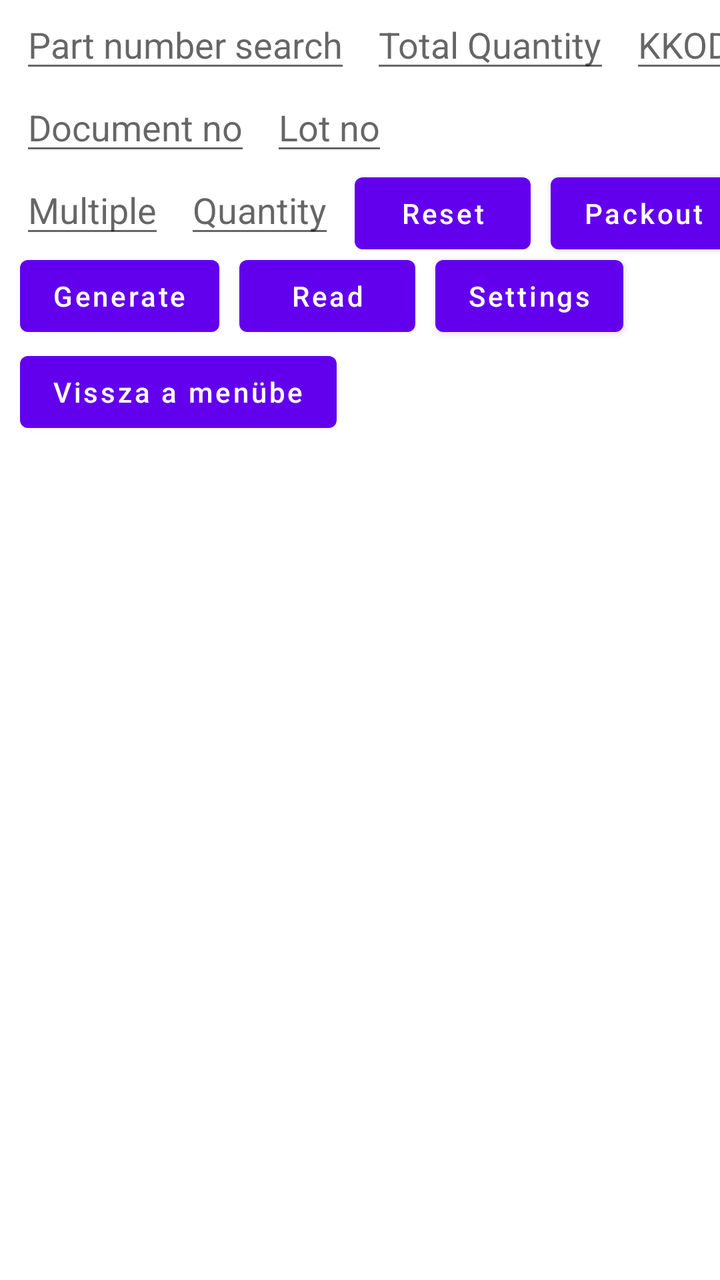
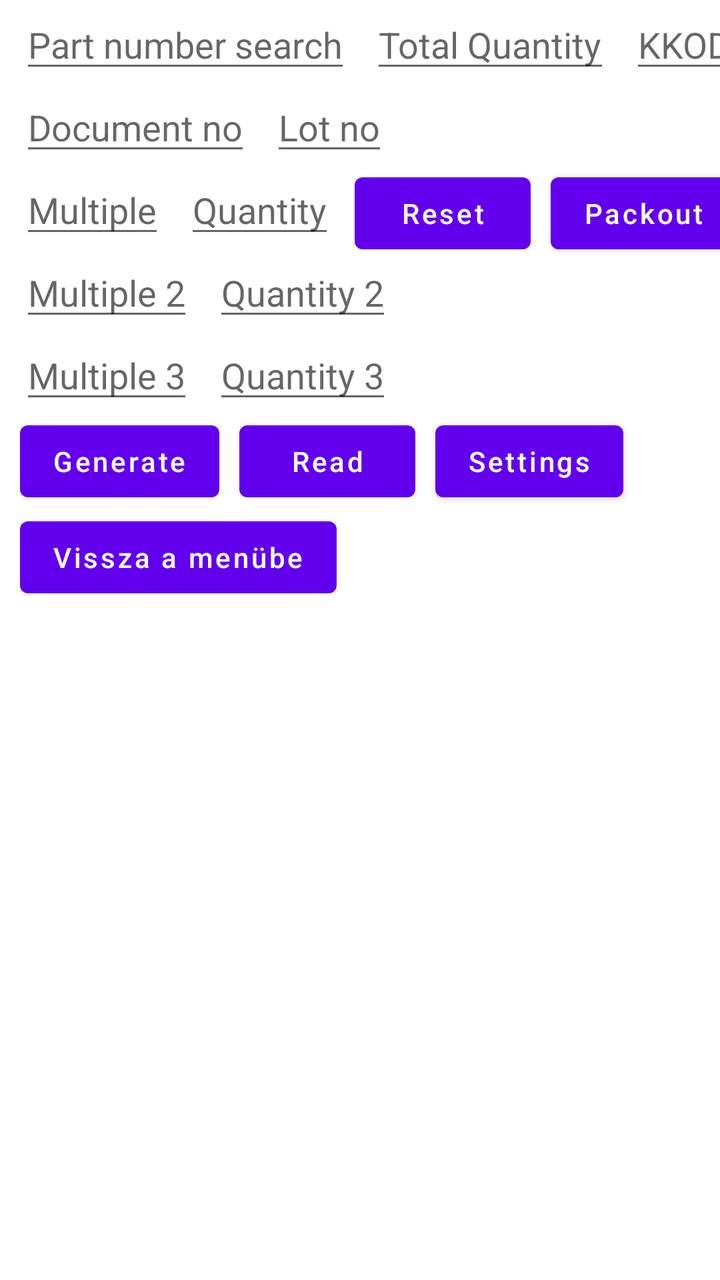

Before-and-after screenshots of an Android layout around one commit, followed by the original layout XML and the change that was made.
<!-- AndroidManifest.xml: application theme Theme.QrPrint -->
<!-- res/layout/fragment_qr_code.xml -->
<?xml version="1.0" encoding="utf-8"?>
<androidx.constraintlayout.widget.ConstraintLayout xmlns:android="http://schemas.android.com/apk/res/android"
    xmlns:app="http://schemas.android.com/apk/res-auto"
    xmlns:tools="http://schemas.android.com/tools"
    android:layout_width="match_parent"
    android:layout_height="match_parent"
    tools:context=".ui.qrcode.QrCodeFragment">

    <AutoCompleteTextView
        android:id="@+id/partnumberText"
        android:layout_width="wrap_content"
        android:layout_height="wrap_content"
        android:layout_marginHorizontal="10dp"
        android:hint="Part number search"
        android:imeOptions="flagNoExtractUi"
        app:layout_constraintStart_toStartOf="parent"
        app:layout_constraintTop_toTopOf="parent" />

    <EditText
        android:id="@+id/totalQuantityText"
        android:layout_width="wrap_content"
        android:layout_height="wrap_content"
        android:layout_marginHorizontal="10dp"
        android:hint="Total Quantity"
        android:imeOptions="flagNoExtractUi"
        android:inputType="number"
        app:layout_constraintBaseline_toBaselineOf="@id/partnumberText"
        app:layout_constraintStart_toEndOf="@id/partnumberText" />

    <EditText
        android:id="@+id/kkodText"
        android:layout_width="wrap_content"
        android:layout_height="wrap_content"
        android:layout_marginHorizontal="10dp"
        android:hint="KKOD"
        android:imeOptions="flagNoExtractUi"
        app:layout_constraintBaseline_toBaselineOf="@id/partnumberText"
        app:layout_constraintStart_toEndOf="@id/totalQuantityText" />

    <EditText
        android:id="@+id/documentText"
        android:layout_width="wrap_content"
        android:layout_height="wrap_content"
        android:layout_marginHorizontal="10dp"
        android:hint="Document no"
        android:imeOptions="flagNoExtractUi"
        app:layout_constraintStart_toStartOf="parent"
        app:layout_constraintTop_toBottomOf="@id/partnumberText" />

    <EditText
        android:id="@+id/lotText"
        android:layout_width="wrap_content"
        android:layout_height="wrap_content"
        android:layout_marginHorizontal="10dp"
        android:hint="Lot no"
        android:imeOptions="flagNoExtractUi"
        app:layout_constraintBaseline_toBaselineOf="@id/documentText"
        app:layout_constraintStart_toEndOf="@id/documentText" />

    <EditText
        android:id="@+id/multipleText"
        android:layout_width="wrap_content"
        android:layout_height="wrap_content"
        android:layout_marginHorizontal="10dp"
        android:hint="Multiple"
        android:imeOptions="flagNoExtractUi"
        android:inputType="number"
        app:layout_constraintStart_toStartOf="parent"
        app:layout_constraintTop_toBottomOf="@id/documentText" />

    <EditText
        android:id="@+id/quantityText"
        android:layout_width="wrap_content"
        android:layout_height="wrap_content"
        android:layout_marginHorizontal="10dp"
        android:hint="Quantity"
        android:imeOptions="flagNoExtractUi"
        android:inputType="number"
        app:layout_constraintBaseline_toBaselineOf="@id/multipleText"
        app:layout_constraintStart_toEndOf="@id/multipleText" />

    <Button
        android:id="@+id/resetBtn"
        android:layout_width="wrap_content"
        android:layout_height="wrap_content"
        android:layout_marginHorizontal="10dp"
        android:text="Reset"
        app:layout_constraintBaseline_toBaselineOf="@id/multipleText"
        app:layout_constraintStart_toEndOf="@id/quantityText" />

    <Button
        android:id="@+id/packoutBtn"
        android:layout_width="wrap_content"
        android:layout_height="wrap_content"
        android:layout_marginHorizontal="10dp"
        android:text="Packout"
        app:layout_constraintBaseline_toBaselineOf="@id/multipleText"
        app:layout_constraintStart_toEndOf="@id/resetBtn" />

    <Button
        android:id="@+id/generateBtn"
        android:layout_width="wrap_content"
        android:layout_height="wrap_content"
        android:layout_marginHorizontal="10dp"
        android:text="Generate"
        app:layout_constraintStart_toStartOf="parent"
        app:layout_constraintTop_toBottomOf="@id/multipleText" />

    <Button
        android:id="@+id/readBtn"
        android:layout_width="wrap_content"
        android:layout_height="wrap_content"
        android:layout_marginHorizontal="10dp"
        android:text="Read"
        app:layout_constraintBaseline_toBaselineOf="@id/generateBtn"
        app:layout_constraintStart_toEndOf="@id/generateBtn" />

    <Button
        android:id="@+id/settingsBtn"
        android:layout_width="wrap_content"
        android:layout_height="wrap_content"
        android:layout_marginHorizontal="10dp"
        android:text="Settings"
        app:layout_constraintBaseline_toBaselineOf="@id/generateBtn"
        app:layout_constraintStart_toEndOf="@id/readBtn" />

    <ProgressBar
        android:id="@+id/progress"
        android:layout_width="wrap_content"
        android:layout_height="wrap_content"
        android:layout_marginHorizontal="10dp"
        android:visibility="invisible"
        app:layout_constraintBottom_toBottomOf="@id/settingsBtn"
        app:layout_constraintStart_toEndOf="@id/settingsBtn"
        app:layout_constraintTop_toTopOf="@id/settingsBtn" />

    <Button
        android:id="@+id/backToMenuButton"
        android:layout_width="wrap_content"
        android:layout_height="wrap_content"
        android:layout_marginHorizontal="10dp"
        android:text="Vissza a menübe"
        app:layout_constraintStart_toStartOf="parent"
        app:layout_constraintTop_toBottomOf="@id/generateBtn" />
</androidx.constraintlayout.widget.ConstraintLayout>
<!-- resources referenced by this layout -->
<resources>
  <style name="Theme.QrPrint" parent="Theme.MaterialComponents.DayNight.DarkActionBar">
          
          <item name="colorPrimary">@color/purple_500</item>
          <item name="colorPrimaryVariant">@color/purple_700</item>
          <item name="colorOnPrimary">@color/white</item>
          
          <item name="colorSecondary">@color/teal_200</item>
          <item name="colorSecondaryVariant">@color/teal_700</item>
          <item name="colorOnSecondary">@color/black</item>
          
          <item name="android:statusBarColor" tools:targetApi="l">?attr/colorPrimaryVariant</item>
          
  
          <item name="android:textAllCaps">false</item>
      </style>
  <color name="purple_500">#FF6200EE</color>
  <color name="purple_700">#FF3700B3</color>
  <color name="white">#FFFFFFFF</color>
  <color name="teal_200">#FF03DAC5</color>
  <color name="teal_700">#FF018786</color>
  <color name="black">#FF000000</color>
</resources>

<!-- the commit's change to res/layout/fragment_qr_code.xml (unified diff, before → after) -->
@@ -97,6 +97,50 @@
         app:layout_constraintBaseline_toBaselineOf="@id/multipleText"
         app:layout_constraintStart_toEndOf="@id/resetBtn" />
 
+    <EditText
+        android:id="@+id/multiple2Text"
+        android:layout_width="wrap_content"
+        android:layout_height="wrap_content"
+        android:layout_marginHorizontal="10dp"
+        android:hint="Multiple 2"
+        android:imeOptions="flagNoExtractUi"
+        android:inputType="number"
+        app:layout_constraintStart_toStartOf="parent"
+        app:layout_constraintTop_toBottomOf="@id/multipleText" />
+
+    <EditText
+        android:id="@+id/quantity2Text"
+        android:layout_width="wrap_content"
+        android:layout_height="wrap_content"
+        android:layout_marginHorizontal="10dp"
+        android:hint="Quantity 2"
+        android:imeOptions="flagNoExtractUi"
+        android:inputType="number"
+        app:layout_constraintBaseline_toBaselineOf="@id/multiple2Text"
+        app:layout_constraintStart_toEndOf="@id/multiple2Text" />
+
+    <EditText
+        android:id="@+id/multiple3Text"
+        android:layout_width="wrap_content"
+        android:layout_height="wrap_content"
+        android:layout_marginHorizontal="10dp"
+        android:hint="Multiple 3"
+        android:imeOptions="flagNoExtractUi"
+        android:inputType="number"
+        app:layout_constraintStart_toStartOf="parent"
+        app:layout_constraintTop_toBottomOf="@id/multiple2Text" />
+
+    <EditText
+        android:id="@+id/quantity3Text"
+        android:layout_width="wrap_content"
+        android:layout_height="wrap_content"
+        android:layout_marginHorizontal="10dp"
+        android:hint="Quantity 3"
+        android:imeOptions="flagNoExtractUi"
+        android:inputType="number"
+        app:layout_constraintBaseline_toBaselineOf="@id/multiple3Text"
+        app:layout_constraintStart_toEndOf="@id/multiple3Text" />
+
     <Button
         android:id="@+id/generateBtn"
         android:layout_width="wrap_content"
@@ -104,7 +148,7 @@
         android:layout_marginHorizontal="10dp"
         android:text="Generate"
         app:layout_constraintStart_toStartOf="parent"
-        app:layout_constraintTop_toBottomOf="@id/multipleText" />
+        app:layout_constraintTop_toBottomOf="@id/multiple3Text" />
 
     <Button
         android:id="@+id/readBtn"
